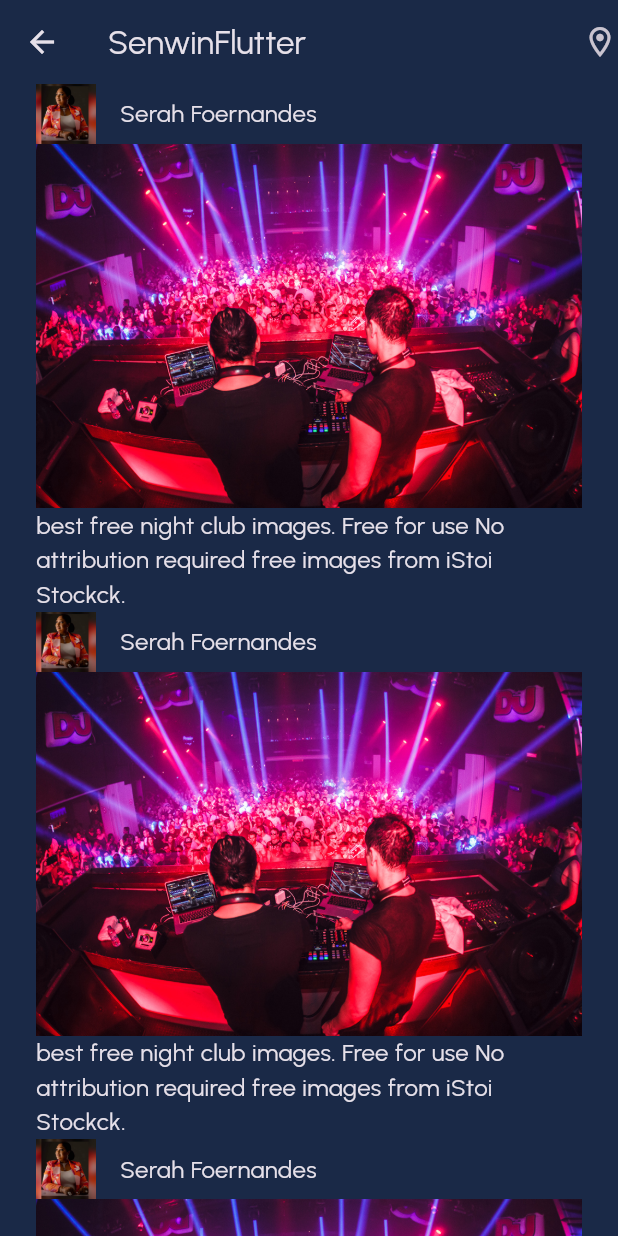
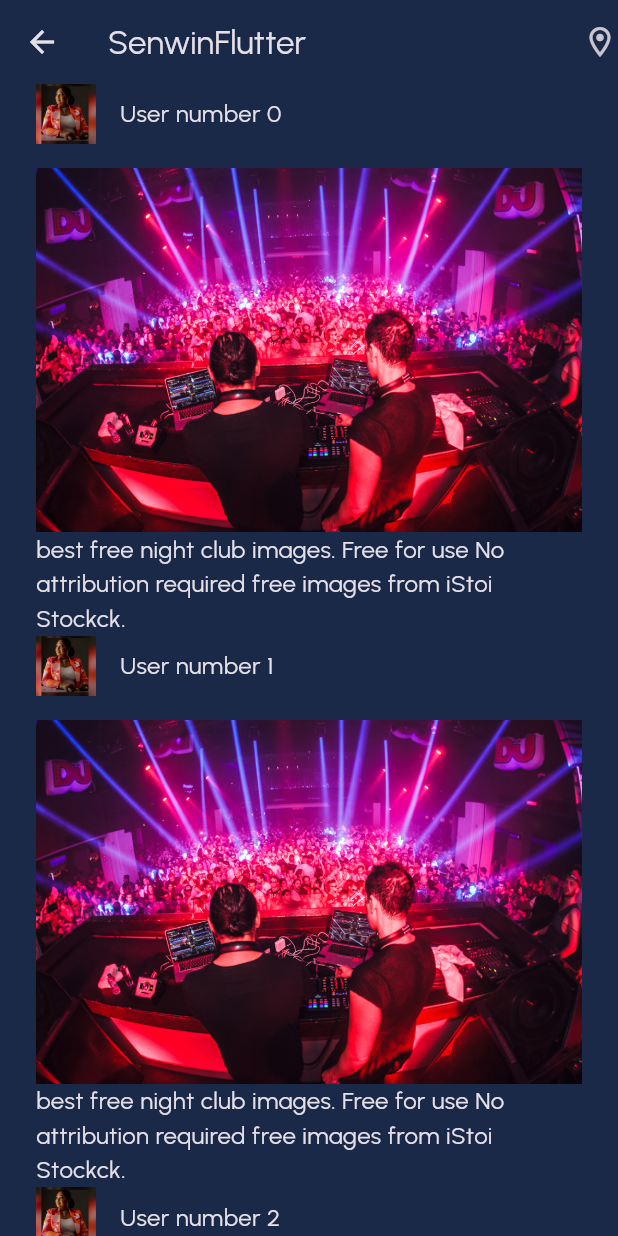
Before and after one commit to Senwin5/map_project, a Flutter app: the HomePage screen opened by its route, on a phone screen of 412 x 824 dp. Run offline on Flutter 3.47's test engine with Material 3 defaults, Android fonts, the phone set to English and light mode, and no system bars; our stand-ins replace flutter_svg.

Commit message:
static collected

```diff
--- a/lib/components/post_item.dart
+++ b/lib/components/post_item.dart
@@ -2,30 +2,30 @@ import 'package:flutter/material.dart';
 import 'package:map_project/styles/app_text.dart';
 
 class PostItem extends StatelessWidget {
-  const PostItem({super.key});
+  final String user;
+  const PostItem({super.key, required this.user});
 
   @override
   Widget build(BuildContext context) {
-
     return Padding(
-      padding: const EdgeInsets.symmetric(horizontal:24),
+      padding: const EdgeInsets.symmetric(horizontal: 24),
       child: Column(
         children: [
           Row(
             children: [
-              Image.asset(
-                'assets/temp/user1.png',
-                width: 40,
-                height: 40),
+              Image.asset('assets/temp/user1.png', width: 40, height: 40),
               SizedBox(width: 16),
               Text(
-                'Serah Foernandes',
+                user,
                 style: AppText.subtitle3),
             ],
           ),
+          SizedBox(height: 16),
           Image.asset('assets/temp/post.jpg'),
-          Text('best free night club images. Free for use No attribution required free images from iStoi Stockck.',
-            style: AppText.subtitle3,)
+          Text(
+            'best free night club images. Free for use No attribution required free images from iStoi Stockck.',
+            style: AppText.subtitle3,
+          ),
         ],
       ),
     );
--- a/lib/pages/home_page.dart
+++ b/lib/pages/home_page.dart
@@ -3,10 +3,12 @@ import 'package:map_project/components/post_item.dart';
 import 'package:map_project/styles/app_colors.dart';
 
 class HomePage extends StatelessWidget {
-  const HomePage({super.key});
+  HomePage({super.key});
 
+  List<String> users = [];
   @override
   Widget build(BuildContext context) {
+    mockUsersFromServer();
     return Scaffold(
       appBar: AppBar(
         backgroundColor: AppColors.background,
@@ -14,19 +16,19 @@ class HomePage extends StatelessWidget {
         centerTitle: false,
         actions: [Icon(Icons.location_on_outlined)],
       ),
-      body: ListView(children: mockUsersFromServer()),
+      body: ListView.builder(itemBuilder: (context, index) {
+        return PostItem( user:users[index],);
+      },),
     );
   }
 
   // adding a method call _userItem for the list of user and profile
 
-
   // creating list of widget e'g mockUsersFromServer from server
-  List<Widget> mockUsersFromServer() {
-    List<Widget> users = [];
+  mockUsersFromServer() {
+    //List<Widget> users = [];
     for (var i = 0; i < 400; i++) {
-      users.add(PostItem());
+      users.add('User number $i');
     }
-    return users;
   }
 }
```
